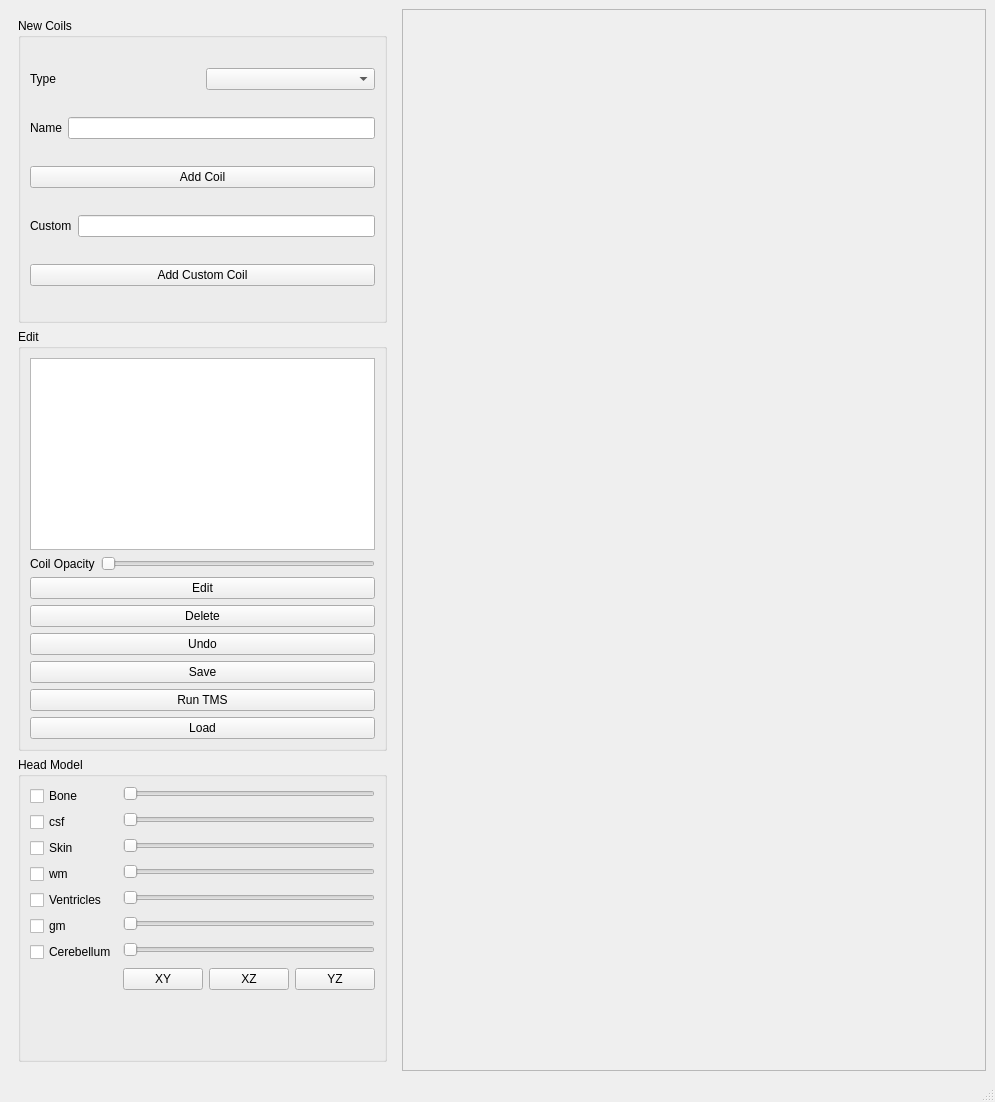
This is src/bemfmm/gui/gui1.ui in BEM-FMM-Team/bem-fmm-python as Qt 5 draws it before an edit. The edited form follows.
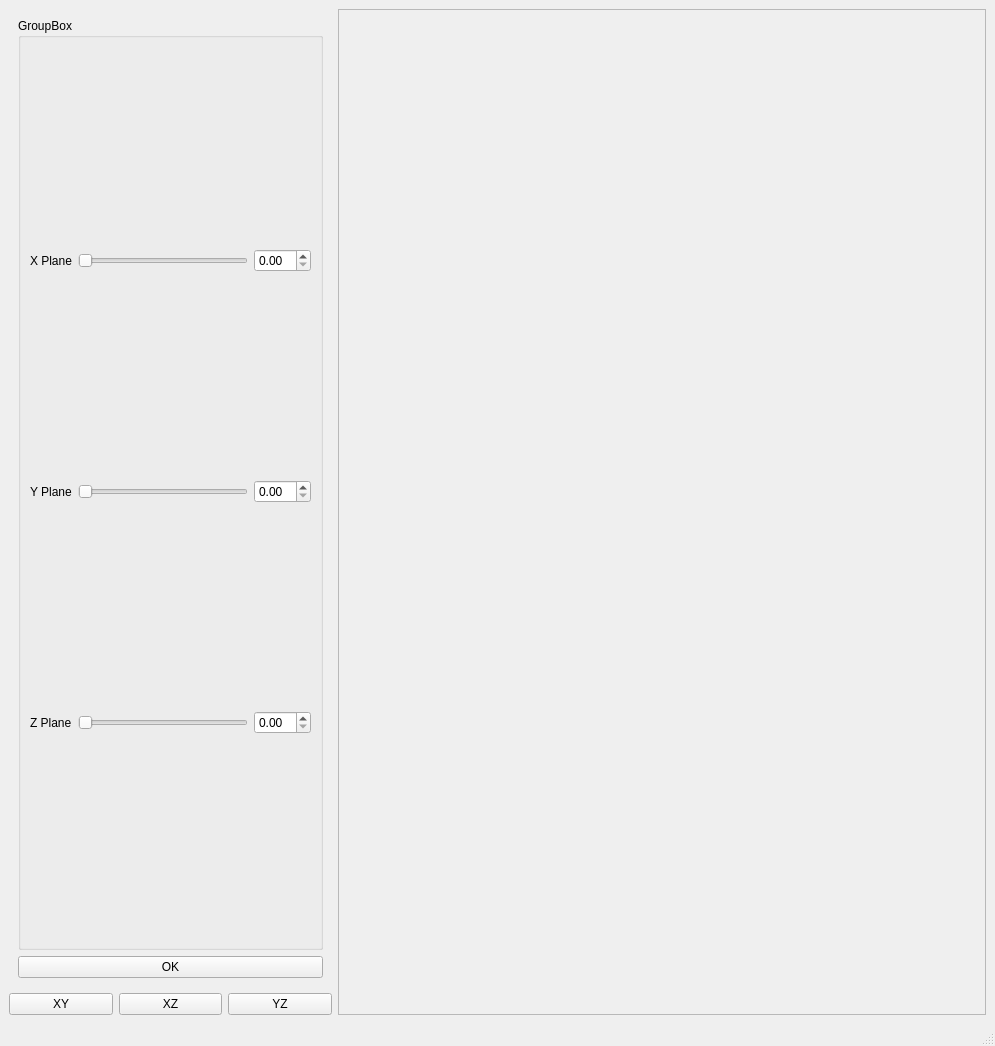
This is the edited form. The open tabs and pages were chosen to show the change.

Diff of the .ui file:
```diff
--- a/src/bemfmm/gui/gui1.ui
+++ b/src/bemfmm/gui/gui1.ui
@@ -7,7 +7,7 @@
     <x>0</x>
     <y>0</y>
     <width>995</width>
-    <height>1102</height>
+    <height>1046</height>
    </rect>
   </property>
   <property name="windowTitle">
@@ -19,6 +19,8 @@
    </property>
    <layout class="QHBoxLayout" name="horizontalLayout_4" stretch="0,3">
     <item>
+     <layout class="QVBoxLayout" name="verticalLayout_3">
+      <item>
      <widget class="QStackedWidget" name="stackedWidget">
       <property name="currentIndex">
        <number>0</number>
@@ -133,47 +135,65 @@
             </layout>
            </item>
            <item>
+              <layout class="QGridLayout" name="gridLayout">
+               <item row="3" column="1">
+                <widget class="QPushButton" name="Redo">
+                 <property name="text">
+                  <string>Redo</string>
+                 </property>
+                </widget>
+               </item>
+               <item row="0" column="0">
             <widget class="QPushButton" name="Edit">
              <property name="text">
               <string>Edit</string>
              </property>
             </widget>
            </item>
-           <item>
-            <widget class="QPushButton" name="Delete">
-             <property name="text">
-              <string>Delete</string>
-             </property>
-            </widget>
-           </item>
-           <item>
+               <item row="3" column="0">
             <widget class="QPushButton" name="Undo">
              <property name="text">
               <string>Undo</string>
              </property>
             </widget>
            </item>
-           <item>
+               <item row="0" column="1">
+                <widget class="QPushButton" name="Delete">
+                 <property name="text">
+                  <string>Delete</string>
+                 </property>
+                </widget>
+               </item>
+               <item row="2" column="0">
             <widget class="QPushButton" name="Save">
              <property name="text">
               <string>Save</string>
              </property>
             </widget>
            </item>
-           <item>
-            <widget class="QPushButton" name="RunTMS">
-             <property name="text">
-              <string>Run TMS</string>
-             </property>
-            </widget>
-           </item>
-           <item>
+               <item row="2" column="1">
             <widget class="QPushButton" name="Load">
              <property name="text">
               <string>Load</string>
              </property>
             </widget>
            </item>
+               <item row="1" column="1">
+                <widget class="QPushButton" name="Run">
+                 <property name="text">
+                  <string>Run</string>
+                 </property>
+                </widget>
+               </item>
+               <item row="1" column="0">
+                <widget class="QPushButton" name="PlanePlaceButton">
+                 <property name="text">
+                  <string>Place Planes</string>
+                 </property>
+                </widget>
+               </item>
+              </layout>
+             </item>
           </layout>
          </widget>
         </item>
@@ -281,31 +301,6 @@
              </property>
             </widget>
            </item>
-           <item row="10" column="1">
-            <layout class="QHBoxLayout" name="horizontalLayout_9">
-             <item>
-              <widget class="QPushButton" name="CameraXY">
-               <property name="text">
-                <string>XY</string>
-               </property>
-              </widget>
-             </item>
-             <item>
-              <widget class="QPushButton" name="CameraXZ">
-               <property name="text">
-                <string>XZ</string>
-               </property>
-              </widget>
-             </item>
-             <item>
-              <widget class="QPushButton" name="CameraYZ">
-               <property name="text">
-                <string>YZ</string>
-               </property>
-              </widget>
-             </item>
-            </layout>
-           </item>
           </layout>
          </widget>
         </item>
@@ -485,6 +480,13 @@
           </property>
          </widget>
         </item>
+          <item>
+           <widget class="QPushButton" name="FlipCoilButton">
+            <property name="text">
+             <string>Flip Coil</string>
+            </property>
+           </widget>
+          </item>
         <item>
          <widget class="QPushButton" name="WhiteMatterButton">
           <property name="text">
@@ -526,7 +528,129 @@
         </item>
        </layout>
       </widget>
-     </widget>
+        <widget class="QWidget" name="PlaneGUI">
+         <layout class="QVBoxLayout" name="verticalLayout_17">
+          <item>
+           <layout class="QVBoxLayout" name="verticalLayout_16">
+            <item>
+             <widget class="QGroupBox" name="groupBox_4">
+              <property name="title">
+               <string>GroupBox</string>
+              </property>
+              <layout class="QVBoxLayout" name="verticalLayout_20">
+               <item>
+                <layout class="QVBoxLayout" name="verticalLayout_19">
+                 <item>
+                  <layout class="QHBoxLayout" name="horizontalLayout_10">
+                   <item>
+                    <widget class="QLabel" name="label_7">
+                     <property name="text">
+                      <string>X Plane</string>
+                     </property>
+                    </widget>
+                   </item>
+                   <item>
+                    <widget class="QSlider" name="XPlaneSlider">
+                     <property name="orientation">
+                      <enum>Qt::Orientation::Horizontal</enum>
+                     </property>
+                    </widget>
+                   </item>
+                   <item>
+                    <widget class="QDoubleSpinBox" name="XPlaneSpin"/>
+                   </item>
+                  </layout>
+                 </item>
+                </layout>
+               </item>
+               <item>
+                <layout class="QHBoxLayout" name="horizontalLayout_11">
+                 <item>
+                  <widget class="QLabel" name="label_8">
+                   <property name="text">
+                    <string>Y Plane</string>
+                   </property>
+                  </widget>
+                 </item>
+                 <item>
+                  <widget class="QSlider" name="YPlaneSlider">
+                   <property name="orientation">
+                    <enum>Qt::Orientation::Horizontal</enum>
+                   </property>
+                  </widget>
+                 </item>
+                 <item>
+                  <widget class="QDoubleSpinBox" name="YPlaneSpin"/>
+                 </item>
+                </layout>
+               </item>
+               <item>
+                <layout class="QHBoxLayout" name="horizontalLayout_13">
+                 <item>
+                  <widget class="QLabel" name="label_9">
+                   <property name="text">
+                    <string>Z Plane</string>
+                   </property>
+                  </widget>
+                 </item>
+                 <item>
+                  <widget class="QSlider" name="ZPlaneSlider">
+                   <property name="orientation">
+                    <enum>Qt::Orientation::Horizontal</enum>
+                   </property>
+                  </widget>
+                 </item>
+                 <item>
+                  <widget class="QDoubleSpinBox" name="ZPlaneSpin"/>
+                 </item>
+                </layout>
+               </item>
+              </layout>
+             </widget>
+            </item>
+           </layout>
+          </item>
+          <item>
+           <layout class="QHBoxLayout" name="horizontalLayout_21">
+            <item>
+             <widget class="QPushButton" name="PlaneOK">
+              <property name="text">
+               <string>OK</string>
+              </property>
+             </widget>
+            </item>
+           </layout>
+          </item>
+         </layout>
+        </widget>
+       </widget>
+      </item>
+      <item>
+       <layout class="QHBoxLayout" name="horizontalLayout_9">
+        <item>
+         <widget class="QPushButton" name="CameraXY">
+          <property name="text">
+           <string>XY</string>
+          </property>
+         </widget>
+        </item>
+        <item>
+         <widget class="QPushButton" name="CameraXZ">
+          <property name="text">
+           <string>XZ</string>
+          </property>
+         </widget>
+        </item>
+        <item>
+         <widget class="QPushButton" name="CameraYZ">
+          <property name="text">
+           <string>YZ</string>
+          </property>
+         </widget>
+        </item>
+       </layout>
+      </item>
+     </layout>
     </item>
     <item>
      <layout class="QHBoxLayout" name="horizontalLayout_3" stretch="0">
@@ -550,7 +674,7 @@
      <x>0</x>
      <y>0</y>
      <width>995</width>
-     <height>25</height>
+     <height>33</height>
     </rect>
    </property>
   </widget>
```
Lines whose indentation alone changed are shown as unchanged.
